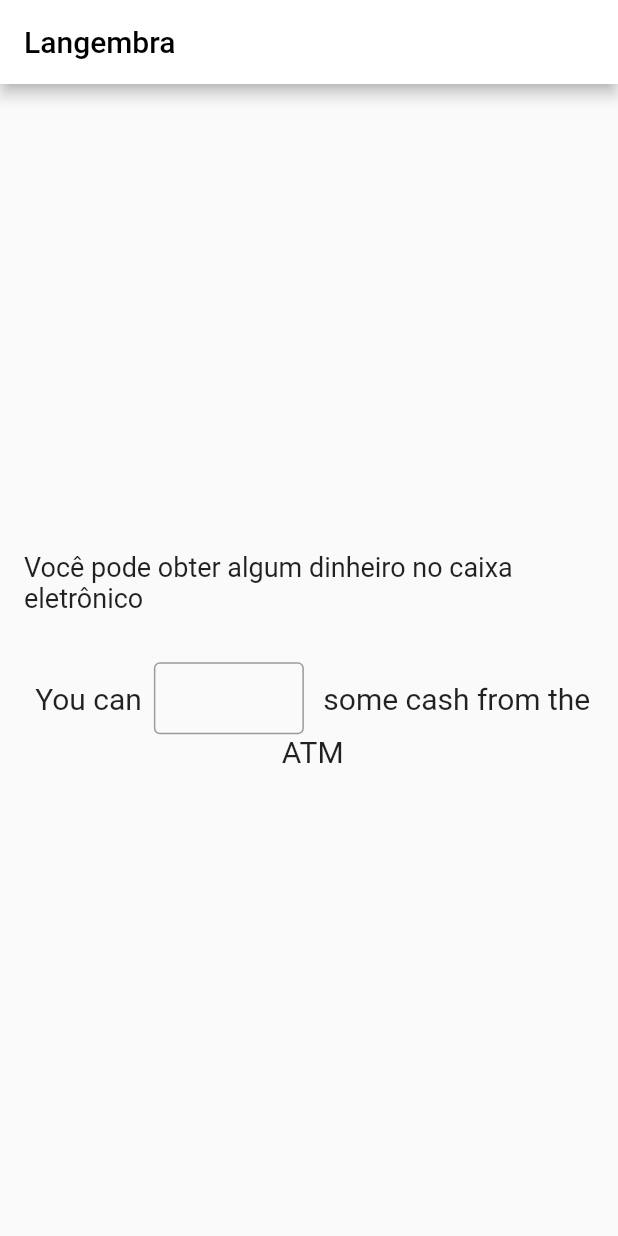
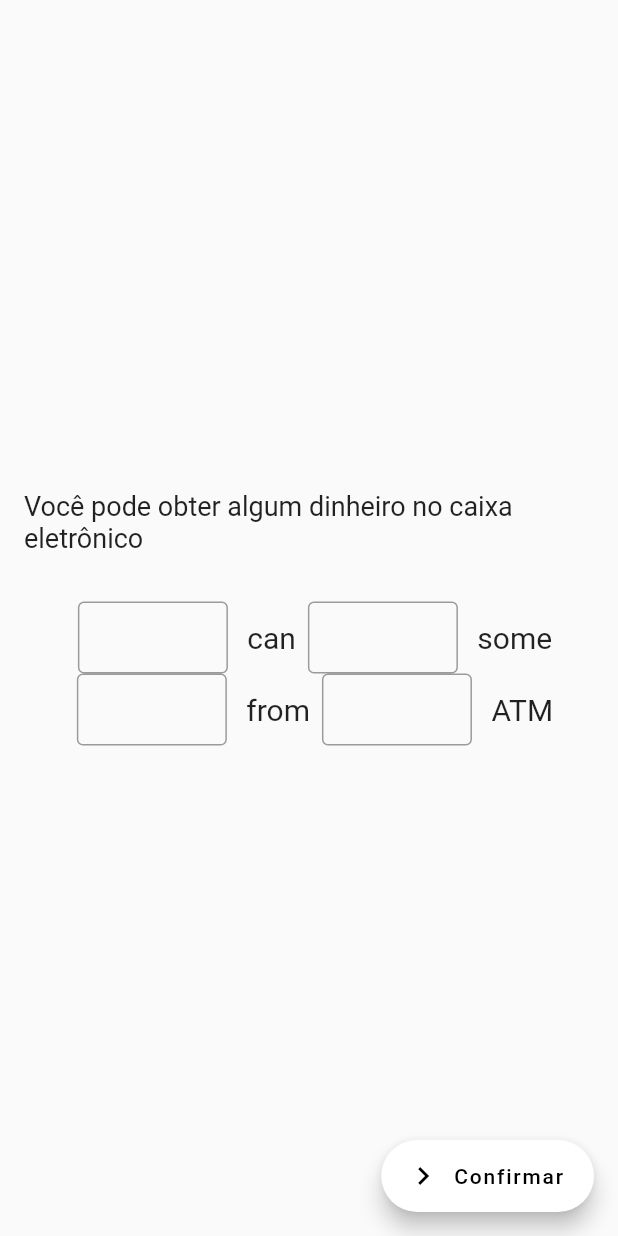
Before and after one commit to pauloasjx/langembra, a Flutter app: the screen it shows after launch, on a phone screen of 412 x 824 dp. Run offline on Flutter 3.47's test engine with Material 2 defaults, Android fonts, the phone set to English and light mode, and no system bars; our stand-ins replace dio.

Commit message:
Sentence widget

```diff
--- a/lib/modules/home/home_screen.dart
+++ b/lib/modules/home/home_screen.dart
@@ -1,6 +1,7 @@
 import 'package:flutter/material.dart';
 import 'package:langembra/services/article_service.dart';
 import 'package:langembra/services/special_random_service.dart';
+import 'package:langembra/widgets/sentence_widget.dart';
 
 class HomeScreen extends StatefulWidget {
   HomeScreen({Key? key, required this.title}) : super(key: key);
@@ -28,11 +29,30 @@ class _HomeScreenState extends State<HomeScreen> {
     final String sample = "You can get some cash from the ATM";
     final String sample2 = "Você pode obter algum dinheiro no caixa eletrônico";
 
+    final SentenceWidget sentence = SentenceWidget(sample);
+
     return Scaffold(
-      appBar: AppBar(
-        title: Text(widget.title, style: TextStyle(color: Colors.black)),
-        backgroundColor: Colors.white,
-      ),
+      floatingActionButton: FloatingActionButton.extended(
+          onPressed: () async {
+            await showDialog<void>(
+                context: context,
+                builder: (BuildContext context) {
+                  return AlertDialog(
+                    title: Text("Result"),
+                    content: Text(sentence.isRight() ? "Ok" : "Not ok"),
+                    actions: <Widget>[
+                      TextButton(
+                          onPressed: () {
+                            Navigator.pop(context);
+                          },
+                          child: Text("Ok"))
+                    ],
+                  );
+                });
+          },
+          backgroundColor: Colors.white,
+          label: Text("Confirmar", style: TextStyle(color: Colors.black)),
+          icon: Icon(Icons.navigate_next, color: Colors.black)),
       body: Center(
         child: Column(
           mainAxisAlignment: MainAxisAlignment.center,
@@ -43,7 +63,7 @@ class _HomeScreenState extends State<HomeScreen> {
             ),
             Container(
               margin: EdgeInsets.all(16.0),
-              child: SentenceWidget(sample),
+              child: sentence,
             )
           ],
         ),
@@ -51,102 +71,3 @@ class _HomeScreenState extends State<HomeScreen> {
     );
   }
 }
-
-class SentenceWidget extends StatelessWidget {
-  late String text;
-  late List<Widget> subsentences;
-
-  SentenceWidget(String text) {
-    final List<Widget> subsentences = text
-        .split(" ")
-        .asMap()
-        .map((idx, s) =>
-            MapEntry(idx, idx == 2 ? WordInputWidget(s) : WordWidget(s)))
-        .values
-        .toList();
-    this.text = text;
-    this.subsentences = subsentences;
-  }
-
-  @override
-  Widget build(BuildContext context) {
-    return Wrap(
-        children: subsentences,
-        alignment: WrapAlignment.center,
-        crossAxisAlignment: WrapCrossAlignment.center);
-  }
-}
-
-class WordWidget extends StatelessWidget {
-  final String value;
-
-  WordWidget(this.value);
-
-  @override
-  build(BuildContext context) {
-    return Text(" " + value, style: TextStyle(fontSize: 20.0));
-  }
-
-  WordInputWidget toInput() => WordInputWidget(this.value);
-}
-
-class WordInputWidget extends StatefulWidget {
-  final String value;
-
-  WordInputWidget(this.value);
-
-  @override
-  _WordInputWidgetState createState() => _WordInputWidgetState();
-}
-
-class _WordInputWidgetState extends State<WordInputWidget> {
-  late TextEditingController _controller;
-
-  @override
-  void initState() {
-    super.initState();
-    _controller = TextEditingController();
-  }
-
-  @override
-  void dispose() {
-    _controller.dispose();
-    super.dispose();
-  }
-
-  bool isRight() => _controller.value.text == widget.value;
-
-  @override
-  build(BuildContext context) {
-    return Container(
-      margin: EdgeInsets.symmetric(horizontal: 8.0),
-      child: SizedBox(
-        child: TextField(
-            controller: _controller,
-            onSubmitted: (String value) async {
-              await showDialog<void>(
-                  context: context,
-                  builder: (BuildContext context) {
-                    return AlertDialog(
-                      title: Text("Result"),
-                      content: Text(isRight() ? "Ok" : "Not ok"),
-                      actions: <Widget>[
-                        TextButton(
-                            onPressed: () {
-                              Navigator.pop(context);
-                            },
-                            child: Text("Ok"))
-                      ],
-                    );
-                  });
-            },
-            decoration: InputDecoration(
-                border: OutlineInputBorder(),
-                contentPadding: EdgeInsets.all(0.0)),
-            style: TextStyle(fontSize: 20.0),
-            textAlign: TextAlign.center),
-        width: 100,
-      ),
-    );
-  }
-}
--- /dev/null
+++ b/lib/widgets/sentence_widget.dart
@@ -0,0 +1,69 @@
+import 'package:flutter/material.dart';
+
+class SentenceWidget extends StatelessWidget {
+  late final String text;
+  late final List<Widget> subsentences;
+
+  SentenceWidget(String text) {
+    final List<Widget> subsentences = text
+        .split(" ")
+        .asMap()
+        .map((idx, s) =>
+            MapEntry(idx, idx % 2 == 0 ? WordInputWidget(s) : WordWidget(s)))
+        .values
+        .toList();
+    this.text = text;
+    this.subsentences = subsentences;
+  }
+
+  bool isRight() => subsentences
+      .where((s) => s.runtimeType == WordInputWidget)
+      .every((s) => (s as WordInputWidget).isRight());
+
+  @override
+  Widget build(BuildContext context) {
+    return Wrap(
+        children: subsentences,
+        alignment: WrapAlignment.center,
+        crossAxisAlignment: WrapCrossAlignment.center);
+  }
+}
+
+class WordWidget extends StatelessWidget {
+  final String value;
+
+  WordWidget(this.value);
+
+  @override
+  build(BuildContext context) {
+    return Text(" " + value, style: TextStyle(fontSize: 20.0));
+  }
+
+  WordInputWidget toInput() => WordInputWidget(this.value);
+}
+
+class WordInputWidget extends StatelessWidget {
+  final String value;
+  final TextEditingController _controller = TextEditingController();
+
+  WordInputWidget(this.value);
+
+  bool isRight() => _controller.value.text == this.value;
+
+  @override
+  build(BuildContext context) {
+    return Container(
+      margin: EdgeInsets.symmetric(horizontal: 8.0),
+      child: SizedBox(
+        child: TextField(
+            controller: _controller,
+            decoration: InputDecoration(
+                border: OutlineInputBorder(),
+                contentPadding: EdgeInsets.all(0.0)),
+            style: TextStyle(fontSize: 20.0),
+            textAlign: TextAlign.center),
+        width: 100,
+      ),
+    );
+  }
+}
```
